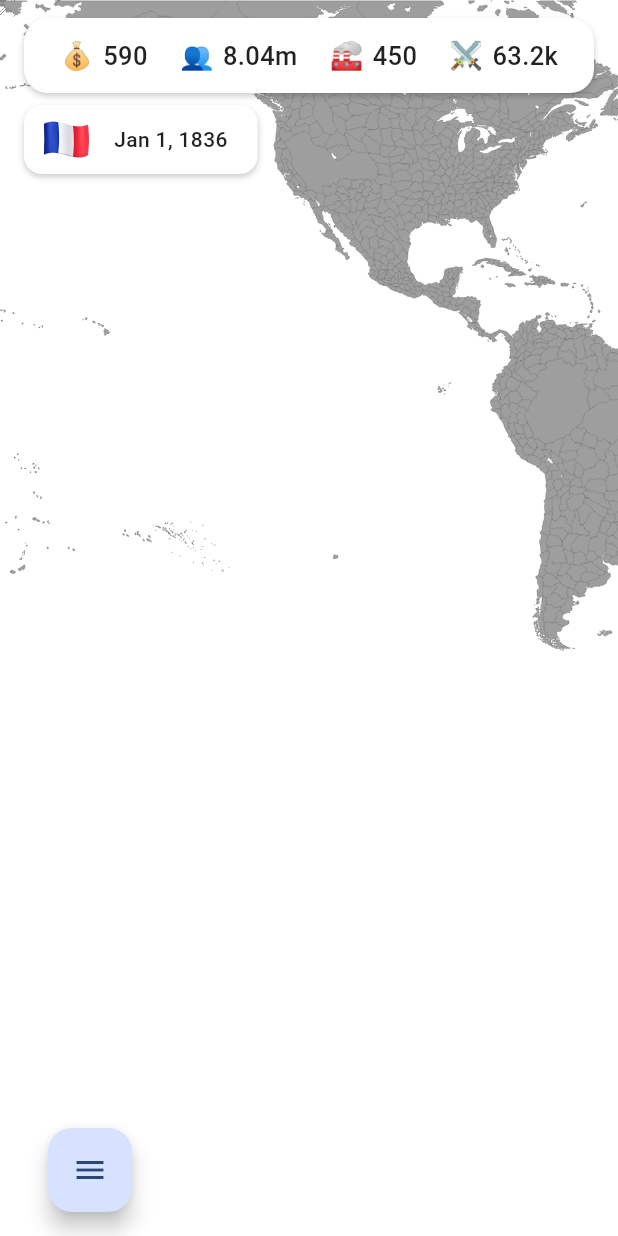
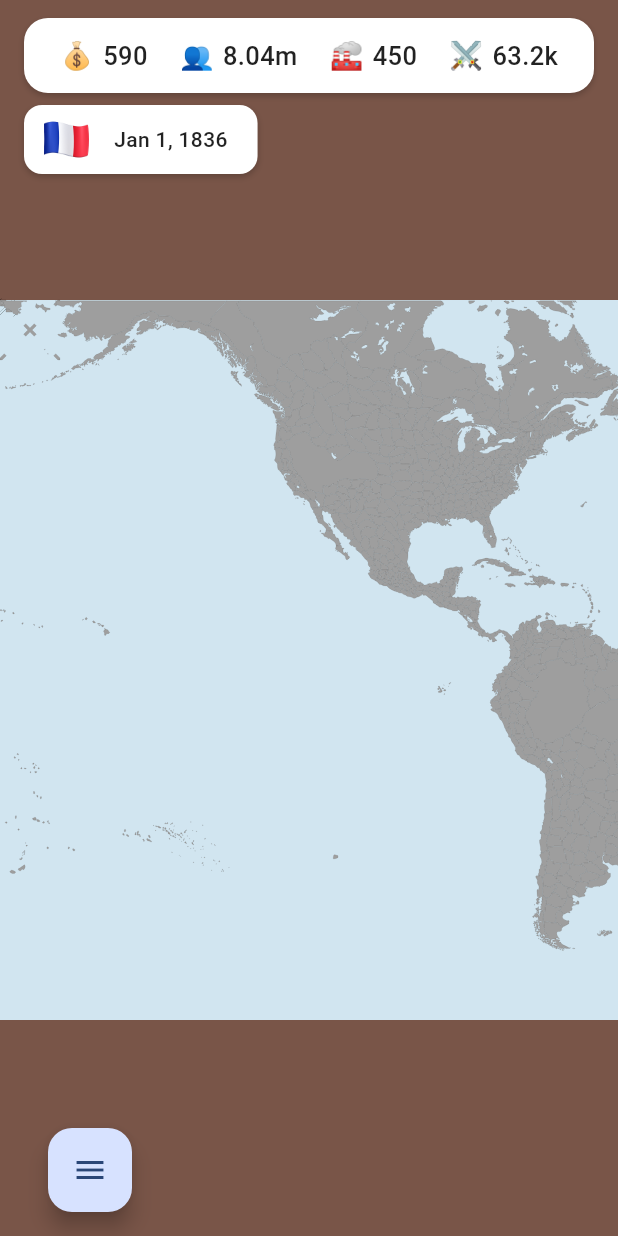
Before and after one commit to hughgramel/sweccathon, a Flutter app: the screen it shows after launch, after a tap on an icon or button, on a phone screen of 412 x 824 dp. Run offline on Flutter 3.47's test engine with Material 3 defaults, Android fonts, the light colour scheme and no system bars; our stand-ins replace go_router, google_fonts, path_drawing, shared_preferences; Roboto replaces fonts that are missing (MPLUSRounded1c); project files that could hold a hidden picture were left out.

Commit message:
map aspect ratio correct, working

```diff
--- a/flutter-games-basic/lib/widgets/interactive_map.dart
+++ b/flutter-games-basic/lib/widgets/interactive_map.dart
@@ -62,10 +62,26 @@ class _InteractiveMapState extends State<InteractiveMap> {
 
   @override
   Widget build(BuildContext context) {
-    return InteractiveViewer(
+    final size = MediaQuery.of(context).size;
+    return Center(
+      child: InteractiveViewer(
         boundaryMargin: EdgeInsets.all(8.0),
         minScale: 0.1,
         maxScale: 20.0,
+        constrained: false,
+        child: Column(
+          children: [
+            // Large box to be above the map
+            Container(
+              width: 1200,
+              height: 200,
+              color: Colors.brown,
+            ),
+            SizedBox(
+              width: 1200,
+              height: 480,
+              child: Container(
+                color: const Color.fromARGB(255, 209, 229, 240),
                 child: Stack(
                   children: [
                     for (final region in regions)...{
@@ -73,6 +89,16 @@ class _InteractiveMapState extends State<InteractiveMap> {
                       _getRegionBorder(region),
                     }
                   ],
+                ),
+              ),
+            ),
+            Container(
+              width: 1200,
+              height: 200,
+              color: Colors.brown,
+            ),
+          ],
+        ),
       ),
     );
   }
@@ -132,7 +158,7 @@ class RegionBorderPainter extends CustomPainter {
   RegionBorderPainter({super.repaint, required this.path}) {
     borderPaint = Paint()
       ..color = Colors.black
-      ..strokeWidth = 0.1
+      ..strokeWidth = 0.05
       ..style = PaintingStyle.stroke;
   }
 
```
Lines whose indentation alone changed are shown as unchanged.
